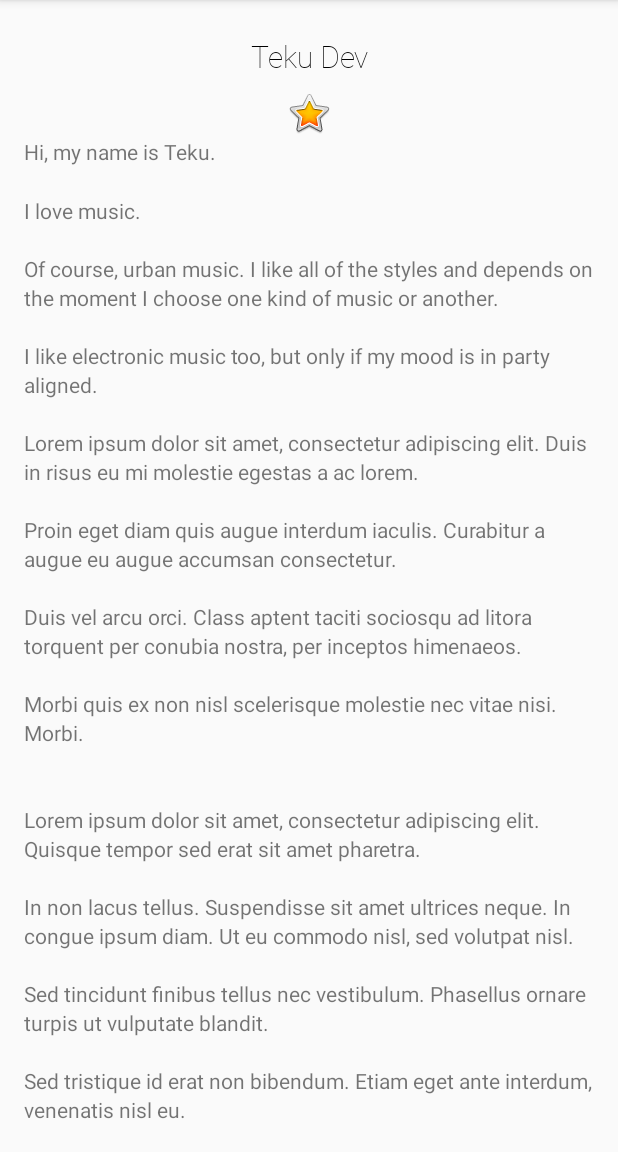
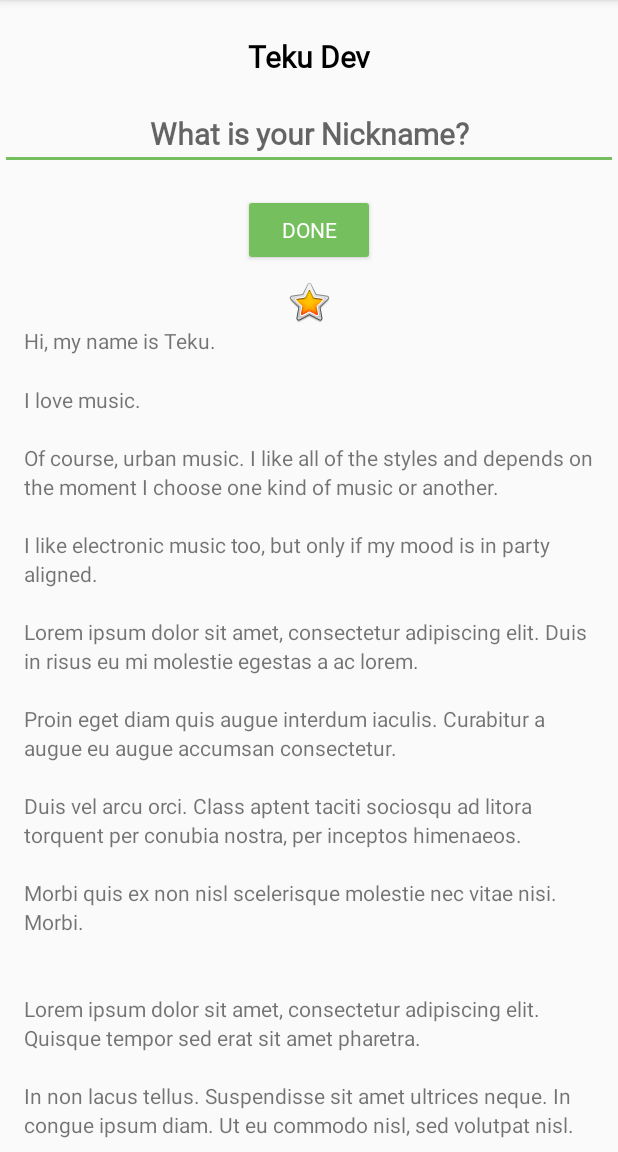
Before and after one commit to TekuDev/AndroidCourses, an Android app: the screen it shows after launch (MainActivity), on a phone screen of 412 x 824 dp, the part 84-1236 px from its top. Run offline under Robolectric (Android 15) with nearby library versions, the phone set to English and light mode, and no system bars.

Commit message:
add nickname editText and button to define it

```diff
--- a/AboutMe/app/src/main/java/com/dev/teku/aboutme/MainActivity.kt
+++ b/AboutMe/app/src/main/java/com/dev/teku/aboutme/MainActivity.kt
@@ -1,12 +1,37 @@
 package com.dev.teku.aboutme
 
+import android.content.Context
 import androidx.appcompat.app.AppCompatActivity
 import android.os.Bundle
+import android.view.View
+import android.view.inputmethod.InputMethodManager
+import android.widget.Button
+import android.widget.EditText
+import android.widget.TextView
 
 class MainActivity : AppCompatActivity() {
 
     override fun onCreate(savedInstanceState: Bundle?) {
         super.onCreate(savedInstanceState)
         setContentView(R.layout.activity_main)
+
+        findViewById<Button>(R.id.done_button).setOnClickListener {
+            addNickname(it)
+        }
+    }
+
+    private fun addNickname(view: View) {
+
+        val editText = findViewById<EditText>(R.id.nickname_edit)
+        val nicknameTextView = findViewById<TextView>(R.id.nickname_text)
+
+        nicknameTextView.text = editText.text
+        editText.visibility = View.GONE
+        view.visibility = View.GONE
+        nicknameTextView.visibility = View.VISIBLE
+
+        // Hide the keyboard.
+        val imm = getSystemService(Context.INPUT_METHOD_SERVICE) as InputMethodManager
+        imm.hideSoftInputFromWindow(view.windowToken, 0)
     }
 }
--- a/AboutMe/app/src/main/res/layout/activity_main.xml
+++ b/AboutMe/app/src/main/res/layout/activity_main.xml
@@ -1,6 +1,7 @@
 <?xml version="1.0" encoding="utf-8"?>
 <LinearLayout xmlns:android="http://schemas.android.com/apk/res/android"
     xmlns:app="http://schemas.android.com/apk/res-auto"
+    xmlns:tools="http://schemas.android.com/tools"
     android:layout_width="match_parent"
     android:layout_height="match_parent"
     android:orientation="vertical">
@@ -12,6 +13,33 @@
         android:layout_height="wrap_content"
         android:text="@string/name"
         android:textAlignment="center" />
+
+    <EditText
+        android:id="@+id/nickname_edit"
+        style="@style/name_style"
+        android:layout_width="match_parent"
+        android:layout_height="wrap_content"
+        android:ems="10"
+        android:hint="@string/what_is_your_nickname"
+        android:inputType="textPersonName"
+        android:textAlignment="center" />
+
+    <Button
+        android:id="@+id/done_button"
+        style="@style/Widget.AppCompat.Button.Colored"
+        android:layout_width="wrap_content"
+        android:layout_height="wrap_content"
+        android:layout_gravity="center_horizontal"
+        android:layout_marginTop="@dimen/padding"
+        android:fontFamily="@font/roboto"
+        android:text="@string/done" />
+
+    <TextView
+        android:id="@+id/nickname_text"
+        android:layout_width="match_parent"
+        android:layout_height="wrap_content"
+        android:textAlignment="center"
+        android:visibility="gone" />
 
     <ImageView
         android:id="@+id/star_image"
--- a/AboutMe/app/src/main/res/values/colors.xml
+++ b/AboutMe/app/src/main/res/values/colors.xml
@@ -2,5 +2,5 @@
 <resources>
     <color name="colorPrimary">#008577</color>
     <color name="colorPrimaryDark">#00574B</color>
-    <color name="colorAccent">#D81B60</color>
+    <color name="colorAccent">#76bf5e</color>
 </resources>
--- a/AboutMe/app/src/main/res/values/strings.xml
+++ b/AboutMe/app/src/main/res/values/strings.xml
@@ -16,4 +16,6 @@
         \n\nIn non lacus tellus. Suspendisse sit amet ultrices neque. In congue ipsum diam. Ut eu commodo nisl, sed volutpat nisl.
         \n\nSed tincidunt finibus tellus nec vestibulum. Phasellus ornare turpis ut vulputate blandit.
         \n\nSed tristique id erat non bibendum. Etiam eget ante interdum, venenatis nisl eu.</string>
+    <string name="what_is_your_nickname">What is your Nickname?</string>
+    <string name="done">Done</string>
 </resources>
--- a/AboutMe/app/src/main/res/values/styles.xml
+++ b/AboutMe/app/src/main/res/values/styles.xml
@@ -10,7 +10,7 @@
 
     <style name="name_style">
         <item name="android:layout_marginTop">16dp</item>
-        <item name="android:fontFamily">@font/roboto_thin</item>
+        <item name="android:fontFamily">@font/roboto</item>
         <item name="android:paddingTop">8dp</item>
         <item name="android:textColor">@android:color/black</item>
         <item name="android:textSize">@dimen/text_size</item>
```
